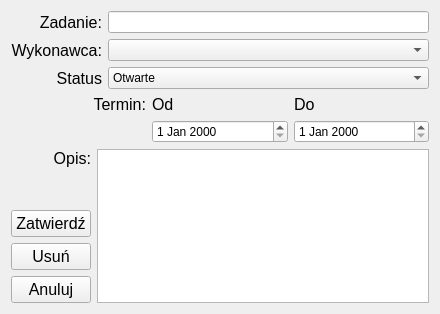
Sleyn2/IO_projectmanagement, file project_managment/project_managment/edycja_zadanie_okno.ui: the form before one commit.
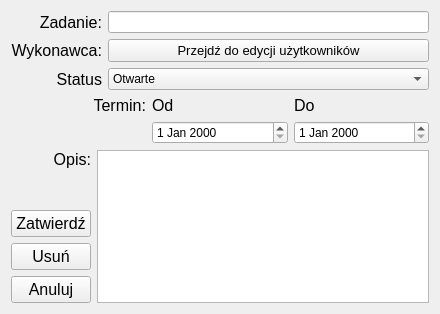
The form after the commit.

The edit to the form file:
```diff
--- a/project_managment/project_managment/edycja_zadanie_okno.ui
+++ b/project_managment/project_managment/edycja_zadanie_okno.ui
@@ -49,9 +49,6 @@
        </property>
       </widget>
      </item>
-     <item row="1" column="1">
-      <widget class="QComboBox" name="comboBox"/>
-     </item>
      <item row="2" column="0">
       <widget class="QLabel" name="label_9">
        <property name="font">
@@ -86,6 +83,18 @@
        </item>
       </widget>
      </item>
+     <item row="1" column="1">
+      <widget class="QPushButton" name="pushButton">
+       <property name="font">
+        <font>
+         <pointsize>10</pointsize>
+        </font>
+       </property>
+       <property name="text">
+        <string>Przejdź do edycji użytkowników</string>
+       </property>
+      </widget>
+     </item>
     </layout>
    </item>
    <item row="1" column="0">
```
